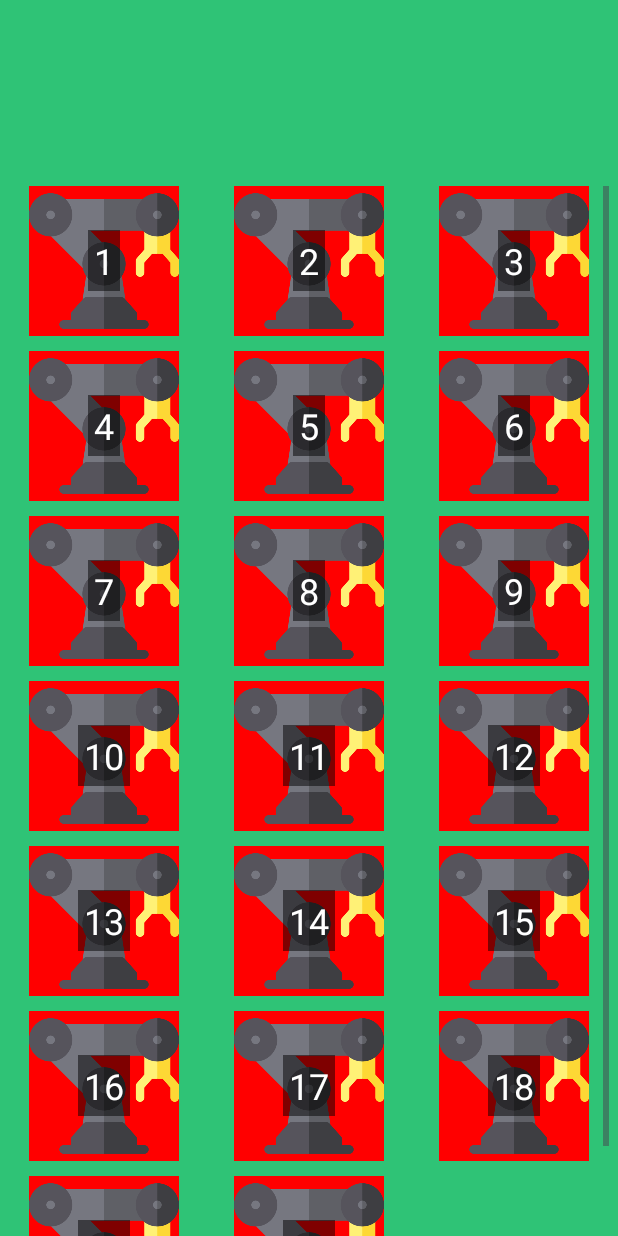
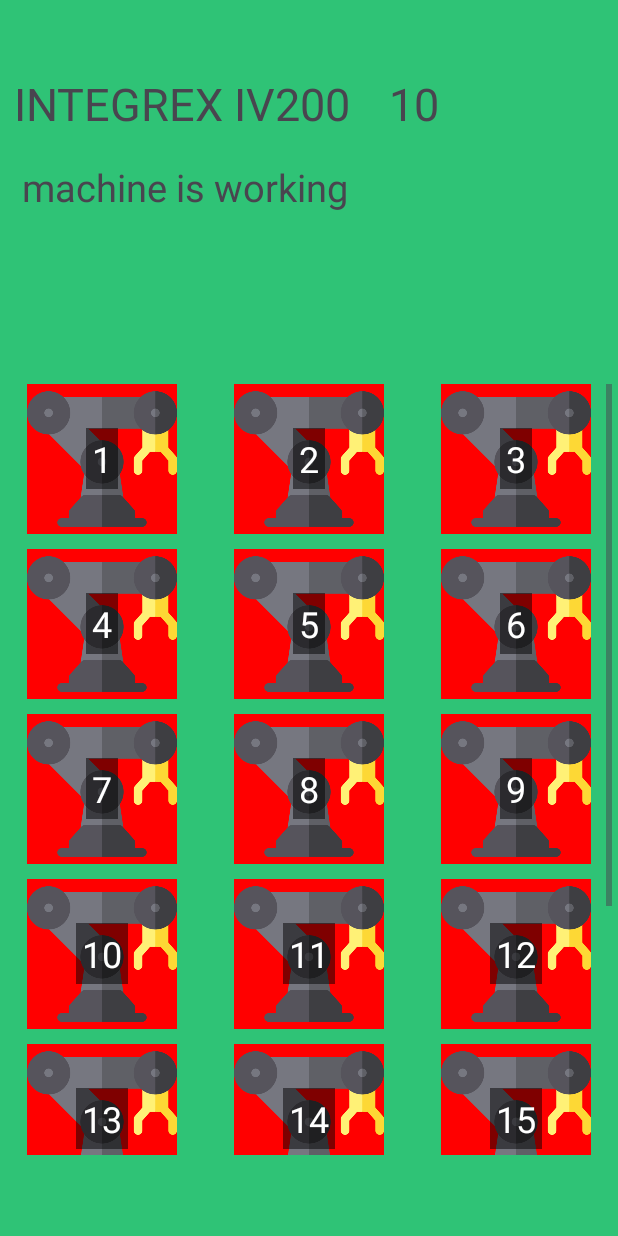
Before and after one commit to eyalmayes/Moked_report, an Android app: the manager screen opened directly, with no data from a screen before it, after a tap on "10", on a phone screen of 412 x 824 dp. Run offline under Robolectric (Android 15) with nearby library versions, the phone set to English and light mode, and no system bars; our stand-ins replace Firebase (no records; nobody signed in at launch, a user with empty details on screens opened directly).

Commit message:
hendel selected machine on manager activity

```diff
--- a/src/app/src/main/java/com/example/moked_report/GridAdapter.java
+++ b/src/app/src/main/java/com/example/moked_report/GridAdapter.java
@@ -3,9 +3,11 @@ package com.example.moked_report;
 import static androidx.constraintlayout.widget.ConstraintLayoutStates.TAG;
 
 import static com.example.moked_report.Machine.machines;
+import static com.example.moked_report.manager.fillDetailsOfChosenMachine;
 
 import android.content.Context;
 import android.graphics.Color;
+import android.telephony.IccOpenLogicalChannelResponse;
 import android.util.Log;
 import android.view.LayoutInflater;
 import android.view.View;
@@ -59,12 +61,19 @@ public class GridAdapter extends BaseAdapter {
         // Set the number (position + 1 to start from 1)
         textView.setText(String.valueOf(position + 1));
 
-        // Check if this is the clicked item, and change background color
         if (machines[position].isWork) {
             convertView.setBackgroundColor(Color.GREEN); // Change to the desired color
         } else {
             convertView.setBackgroundColor(Color.RED); // Default background for non-selected items
         }
+        // Check if this is the clicked item, and change background color
+        if (position == selectedPosition){
+            Machine.updateMachinesArrayFromDataBase();
+            fillDetailsOfChosenMachine(position);
+        }
+
+
         return convertView;
+
     }
 }
--- a/src/app/src/main/java/com/example/moked_report/Machine.java
+++ b/src/app/src/main/java/com/example/moked_report/Machine.java
@@ -27,6 +27,8 @@ public class Machine {
     String number;
     boolean isWork;
     String yNotInWork;
+    String lestWorkerReported;
+    String lastReportDate;
     public static Machine[] machines= new Machine[20];
     static FirebaseFirestore db;
 
@@ -38,7 +40,12 @@ public class Machine {
         this.name = name;
         this.image = image;
         this.number = number;
+        this.yNotInWork = "";
+        this.lastReportDate = "";
+        this.lestWorkerReported = "";
     }
+
+
 
     public String getName() {
         return name;
--- a/src/app/src/main/java/com/example/moked_report/manager.java
+++ b/src/app/src/main/java/com/example/moked_report/manager.java
@@ -25,10 +25,14 @@ import android.widget.Toast;
 public class manager extends AppCompatActivity  {
 
     TextView nameText;
+    static TextView machineName;
+    static TextView machineNumber;
+    static TextView workerReported;
+    static TextView reportDate;
+    static TextView status;
     String userName;
     SharedPreferences sharedPreferences;
     private static final int SQUARE_COUNT = 20;
-    int chack =-1;
 
     @SuppressLint("MissingInflatedId")
     @Override
@@ -37,6 +41,11 @@ public class manager extends AppCompatActivity  {
         setContentView(R.layout.activity_manager);
 
         nameText = (TextView)findViewById(R.id.nameTextM);
+        machineName = findViewById(R.id.machineNameTextView);
+        machineNumber = findViewById(R.id.machineNumTextView);
+        workerReported = findViewById(R.id.workerNameTextView);
+        reportDate = findViewById(R.id.reportDateTextView);
+        status = findViewById(R.id.statusTextView);
 
         //screen setting
         sharedPreferences = getSharedPreferences("MyPrefs", Context.MODE_PRIVATE);
@@ -55,6 +64,7 @@ public class manager extends AppCompatActivity  {
 
 // Set an OnItemClickListener
         gridView.setOnItemClickListener(new AdapterView.OnItemClickListener() {
+            @SuppressLint("ResourceAsColor")
             @Override
             public void onItemClick(AdapterView<?> parent, View view, int position, long id) {
                 // Store the clicked position
@@ -66,4 +76,19 @@ public class manager extends AppCompatActivity  {
             }
         });
     }
+
+
+    public static void fillDetailsOfChosenMachine(int chosenMachineNumber){
+
+        Machine chosenMachine = machines[chosenMachineNumber];
+
+        machineName.setText(chosenMachine.name);
+        machineNumber.setText(chosenMachine.number);
+        workerReported.setText(chosenMachine.lestWorkerReported);
+        reportDate.setText(chosenMachine.lastReportDate);
+        if(chosenMachine.yNotInWork.isEmpty() )
+            status.setText("machine is working");
+        else
+            status.setText(chosenMachine.yNotInWork);
+    }
 }
--- a/src/app/src/main/java/com/example/moked_report/worker.java
+++ b/src/app/src/main/java/com/example/moked_report/worker.java
@@ -84,6 +84,7 @@ public class worker extends AppCompatActivity  {
         spinnerProblems.setVisibility(View.VISIBLE);
         Machine.fillArray();
         fillMachineDetails(currentMachineNumber);
+
         //Machine.setMachinesToFireStore(); //to copy machiens to fireStore
 
         List<String> items = new ArrayList<>();
@@ -107,10 +108,9 @@ public class worker extends AppCompatActivity  {
         items.add("18");
         items.add("19");
         items.add("20");
-        //String[] items = new String[]{"1", "2", "3", "4", "5", "6", "7", "8", "9", "10", "11", "12", "13", "14", "15", "16", "17", "18", "19", "20"};
+
         CustomSpinnerAdapter adapter = new CustomSpinnerAdapter(this, android.R.layout.simple_spinner_item, items);
         spinnerMachines.setAdapter(adapter);
-        //dropdown.setOnItemSelectedListener(this);
         spinnerMachines.setOnItemSelectedListener(new AdapterView.OnItemSelectedListener() {
             @Override
             public void onItemSelected(AdapterView<?> parent, View view, int position, long id) {
@@ -128,10 +128,6 @@ public class worker extends AppCompatActivity  {
         });
 
 
-        //String[] problems = new String[]{"סיום עבודה", "תקלה", "חלק מביקורת", "הפסקה", "חסר כלי", "צריך עזרת תכנת", "חסר חומר גלם"};
-        //ArrayAdapter<String> adapterProblems = new ArrayAdapter<>(this, android.R.layout.simple_spinner_dropdown_item, problems);
-        //spinnerProblems.setAdapter(adapterProblems);
-        //spinnerProblems.setOnItemSelectedListener(this);
 
         List<String> problems = new ArrayList<>();
         problems.add("סיום עבודה");
@@ -162,32 +158,7 @@ public class worker extends AppCompatActivity  {
         });
     }
 
-    // @Override
-    // public void onItemSelected(AdapterView<?> adapterView, View view, int pos, long l) {
 
-    //     if(spinnerBrakeAutomaticCall++ > 1){
-    //         if (((String) adapterView.getItemAtPosition(pos)).length() < 3) {
-    //             //מטפל בלחיצה על בחירת המכונה לעבודה
-    //             currentMachineNumber = (Integer.parseInt((String) adapterView.getItemAtPosition(pos))) - 1;
-    //             fillMachineDetails(currentMachineNumber);
-    //             saveLastMachineToSharedPreference(currentMachineNumber);
-    //         } else {
-    //             // מטפל בלחיצה על סיבת המשתמש להפסקת פעילות המכונה
-    //             courentMachine.setyNotInWork((String) adapterView.getItemAtPosition(pos));
-    //             fillMachineDetails(currentMachineNumber);
-    //             endText.setVisibility(View.VISIBLE);
-    //             endText.setText("תודה על הדיווח, אפשר לסגור את האפליקציה");
-    //             addReportToFireStore("not working");
-
-    //         }
-    //     }
-    // }
-
-
-//    @Override
-//    public void onNothingSelected(AdapterView<?> adapterView) {
-//
-//    }
 
     private void fillMachineDetails(int currentMachineNumber){
         courentMachine = machines[currentMachineNumber];
@@ -241,7 +212,7 @@ public class worker extends AppCompatActivity  {
         FirebaseFirestore db = FirebaseFirestore.getInstance();
         CollectionReference reportsRef = db.collection("reports");
         DocumentReference machineRef = db.collection("machines").document(String.valueOf(++currentMachineNumber));
-        machineRef.update("status", status,"problem",courentMachine.yNotInWork)
+        machineRef.update("status", status,"problem",courentMachine.yNotInWork,"worker",userName,"last report date",worker.getCurrentDate())
                 .addOnSuccessListener(aVoid -> {
                     System.out.println("DocumentSnapshot successfully updated!");
                 })
--- a/src/app/src/main/res/layout/activity_manager.xml
+++ b/src/app/src/main/res/layout/activity_manager.xml
@@ -7,33 +7,104 @@
     android:background="#2FC376"
     tools:context=".manager">
 
+    <GridView
+        android:id="@+id/gridView"
+        android:layout_width="404dp"
+        android:layout_height="514dp"
+        android:columnWidth="100dp"
+        android:gravity="center"
+        android:clipToPadding="false"
+        android:horizontalSpacing="10dp"
+        android:numColumns="auto_fit"
+        android:stretchMode="columnWidth"
+        android:verticalSpacing="10dp"
+        app:layout_constraintBottom_toBottomOf="parent"
+        app:layout_constraintEnd_toEndOf="parent"
+        app:layout_constraintStart_toStartOf="parent"
+        app:layout_constraintTop_toBottomOf="@+id/constraintLayout" />
+
+    <androidx.constraintlayout.widget.ConstraintLayout
+        android:id="@+id/constraintLayout"
+        android:layout_width="409dp"
+        android:layout_height="157dp"
+        app:layout_constraintEnd_toEndOf="parent"
+        app:layout_constraintStart_toStartOf="parent"
+        app:layout_constraintTop_toBottomOf="@+id/nameTextM">
+
+        <TextView
+            android:id="@+id/machineNumTextView"
+            android:layout_width="85dp"
+            android:layout_height="41dp"
+            android:layout_marginStart="25dp"
+            android:layout_marginTop="4dp"
+            android:text="machinNum"
+
+            android:textSize="30dp"
+            app:layout_constraintStart_toEndOf="@+id/machineNameTextView"
+            app:layout_constraintTop_toTopOf="parent" />
+
+        <TextView
+            android:id="@+id/machineNameTextView"
+
+            android:layout_width="wrap_content"
+            android:layout_height="wrap_content"
+            android:layout_marginStart="8dp"
+            android:layout_marginTop="4dp"
+            android:text="machineName"
+            android:textSize="30dp"
+            app:layout_constraintStart_toStartOf="parent"
+            app:layout_constraintTop_toTopOf="parent"
+            app:layout_constraintStart_toEndOf="@+id/machinNumTextView"/>
+
+        <TextView
+            android:id="@+id/statusTextView"
+            android:layout_width="383dp"
+            android:layout_height="53dp"
+            android:text="status"
+
+            android:textSize="25dp"
+            app:layout_constraintBottom_toBottomOf="parent"
+            app:layout_constraintEnd_toEndOf="parent"
+            app:layout_constraintStart_toStartOf="parent"
+            app:layout_constraintTop_toBottomOf="@+id/workerNameTextView" />
+
+        <TextView
+            android:id="@+id/workerNameTextView"
+            android:layout_width="wrap_content"
+            android:layout_height="wrap_content"
+            android:layout_marginStart="8dp"
+            android:layout_marginTop="8dp"
+            android:text="workerName"
+
+            android:textSize="15dp"
+            app:layout_constraintStart_toStartOf="parent"
+            app:layout_constraintTop_toBottomOf="@+id/machinNumTextView" />
+
+        <TextView
+            android:id="@+id/reportDateTextView"
+            android:layout_width="wrap_content"
+            android:layout_height="wrap_content"
+            android:layout_marginStart="25dp"
+            android:layout_marginTop="8dp"
+            android:text="reportDate"
+            android:textSize="15dp"
+            app:layout_constraintStart_toEndOf="@+id/workerNameTextView"
+            app:layout_constraintTop_toBottomOf="@+id/machinNumTextView" />
+    </androidx.constraintlayout.widget.ConstraintLayout>
+
     <TextView
         android:id="@+id/nameTextM"
         android:layout_width="244dp"
         android:layout_height="wrap_content"
         android:layout_alignParentStart="true"
         android:layout_alignParentTop="true"
-        android:layout_marginStart="17dp"
-        android:layout_marginTop="18dp"
+        android:layout_marginTop="4dp"
         android:text="שם העובד"
         android:textColor="@color/white"
         android:textSize="30dp"
+        app:layout_constraintEnd_toEndOf="parent"
         app:layout_constraintStart_toStartOf="parent"
         app:layout_constraintTop_toTopOf="parent" />
 
-    <GridView
-        android:id="@+id/gridView"
-        android:layout_width="400dp"
-        android:layout_height="700dp"
-        android:columnWidth="100dp"
-        android:gravity="center"
-        android:horizontalSpacing="10dp"
-        android:numColumns="auto_fit"
-        android:stretchMode="columnWidth"
-        android:verticalSpacing="10dp"
-        app:layout_constraintBottom_toBottomOf="parent"
-        app:layout_constraintEnd_toEndOf="parent"
-        app:layout_constraintStart_toStartOf="parent" />
-
 
 </androidx.constraintlayout.widget.ConstraintLayout>
```
Also changed, not shown: 1 other file.
